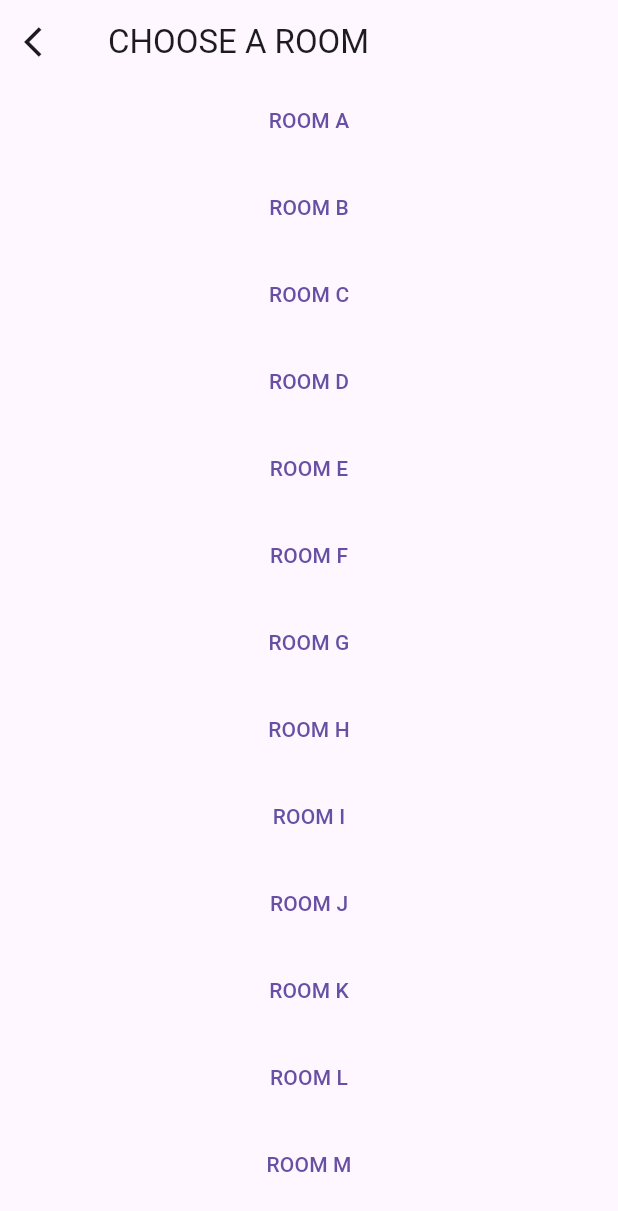
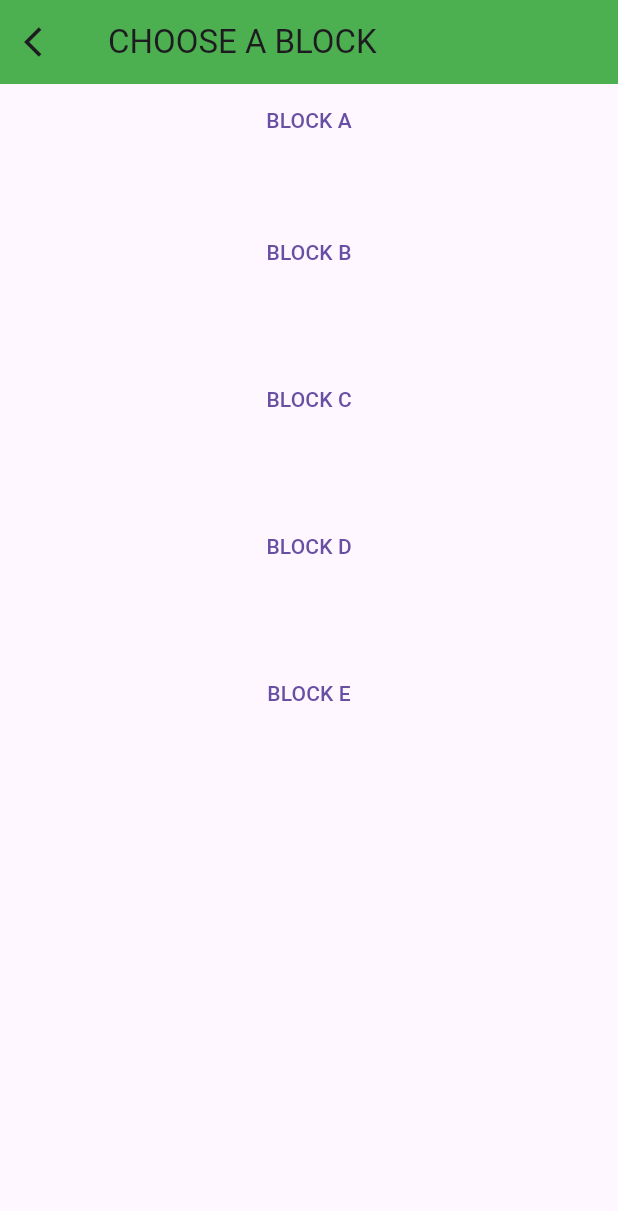
Before and after one commit to Nakabaale-Benjamin/Flutter-project, a Flutter app: the Africa screen opened directly, on a phone screen of 412 x 824 dp. Shown: the top 1211 px of the screen. Run offline on Flutter 3.47's test engine with Material 3 defaults, Android fonts, the phone set to English and light mode, and no system bars.

Commit message:
Africa blocks

```diff
--- a/halls/lib/Halls/africa.dart
+++ b/halls/lib/Halls/africa.dart
@@ -1,4 +1,9 @@
 import 'package:flutter/material.dart';
+import 'package:halls/Halls/AfricaB.dart';
+import 'AfricaA.dart';
+import 'AfricaC.dart';
+import 'AfricaD.dart';
+import 'AfricaE.dart';
 
 class Africa extends StatefulWidget {
   const Africa({super.key});
@@ -19,7 +24,8 @@ class _AfricaState extends State<Africa> {
           },
           icon: const Icon(Icons.arrow_back_ios),
         ),
-        title: const Text("CHOOSE A ROOM"),
+        title: const Text("CHOOSE A BLOCK"),
+        backgroundColor: Colors.green,
       ),
       body: Center(
         child: ListView(
@@ -27,144 +33,69 @@ class _AfricaState extends State<Africa> {
           children: [
             TextButton(
               onPressed: () {
-
+                Navigator.of(context).push(
+                  MaterialPageRoute(builder: (BuildContext context) {
+                    return const BlockARooms();
+                  }),
+                );
               },
-              child: const Text("ROOM A"),
+              child: const Text("BLOCK A"),
             ),
             const SizedBox(
-              height: 10,
+              height: 40,
             ),
             TextButton(
               onPressed: () {
-
+                Navigator.of(context).push(
+                  MaterialPageRoute(builder: (BuildContext context) {
+                    return const BlockBRooms();
+                  }),
+                );
               },
-              child: const Text("ROOM B"),
+              child: const Text("BLOCK B"),
             ),
             const SizedBox(
-              height: 10,
+              height: 50,
             ),
             TextButton(
               onPressed: () {
+                Navigator.of(context).push(
+                  MaterialPageRoute(builder: (BuildContext context) {
+                    return const BlockCRooms();
+                  }),
+                );
               },
-              child: const Text("ROOM C"),
+              child: const Text("BLOCK C"),
             ),
             const SizedBox(
-              height: 10,
+              height: 50,
             ),
             TextButton(
               onPressed: () {
-
+                Navigator.of(context).push(
+                  MaterialPageRoute(builder: (BuildContext context) {
+                    return const BlockDRooms();
+                  }),
+                );
               },
-              child: const Text("ROOM D"),
+              child: const Text("BLOCK D"),
             ),
             const SizedBox(
-              height: 10,
+              height: 50,
             ),
             TextButton(
               onPressed: () {
-
+                Navigator.of(context).push(
+                  MaterialPageRoute(builder: (BuildContext context) {
+                    return const BlockERooms();
+                  }),
+                );
               },
-              child: const Text("ROOM E"),
+              child: const Text("BLOCK E"),
             ),
             const SizedBox(
-              height: 10,
+              height: 50,
             ),
-            TextButton(
-              onPressed: () {
-
-              },
-              child: const Text("ROOM F"),
-            ),
-            const SizedBox(
-              height: 10,
-            ),
-            TextButton(
-              onPressed: () {
-
-              },
-              child: const Text("ROOM G"),
-            ),
-            const SizedBox(
-              height: 10,
-            ),
-            TextButton(
-              onPressed: () {
-              },
-              child: const Text("ROOM H"),
-            ),
-            const SizedBox(
-              height: 10,
-            ),
-            TextButton(
-              onPressed: () {
-
-              },
-              child: const Text("ROOM I"),
-            ),
-             const SizedBox(
-              height: 10,
-            ),
-            TextButton(
-              onPressed: () {
-
-              },
-              child: const Text("ROOM J"),
-            ),
-            const SizedBox(
-              height: 10,
-            ),
-            TextButton(
-              onPressed: () {
-
-              },
-              child: const Text("ROOM K"),
-            ),
-            const SizedBox(
-              height: 10,
-            ),
-            TextButton(
-              onPressed: () {
-
-              },
-              child: const Text("ROOM L"),
-            ),
-            const SizedBox(
-              height: 10,
-            ),
-            TextButton(
-              onPressed: () {
-
-              },
-              child: const Text("ROOM M"),
-            ),
-            const SizedBox(
-              height: 10,
-            ),
-            TextButton(
-              onPressed: () {
-
-              },
-              child: const Text("ROOM N"),
-            ),
-            const SizedBox(
-              height: 10,
-            ),
-            TextButton(
-              onPressed: () {
-
-              },
-              child: const Text("ROOM O"),
-            ),
-            const SizedBox(
-              height: 10,
-            ),
-            TextButton(
-              onPressed: () {
-
-              },
-              child: const Text("ROOM P"),
-            ),
-
           ],
         ),
       ),
--- a/halls/lib/hall.dart
+++ b/halls/lib/hall.dart
@@ -9,6 +9,7 @@ import 'Halls/mitchell.dart';
 import 'Halls/nkrumah.dart';
 import 'Halls/nsibirwa.dart';
 import 'Halls/universityHall.dart';
+
 
 class Hall extends StatefulWidget {
   const Hall({super.key});
```
Also changed, not shown: halls/lib/Halls/AfricaA.dart (added, +82 -0 lines), halls/lib/Halls/AfricaB.dart (added, +82 -0 lines), halls/lib/Halls/AfricaC.dart (added, +82 -0 lines), halls/lib/Halls/AfricaD.dart (added, +82 -0 lines), halls/lib/Halls/AfricaE.dart (added, +82 -0 lines).
